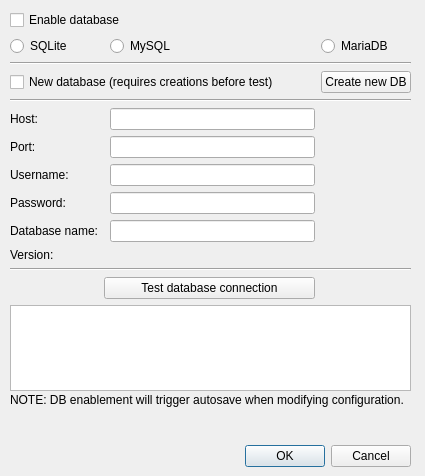
Qt form wadas/ui/qt/configure_db_dialog.ui (stefanodellosa-personal/WADAS) before a commit.
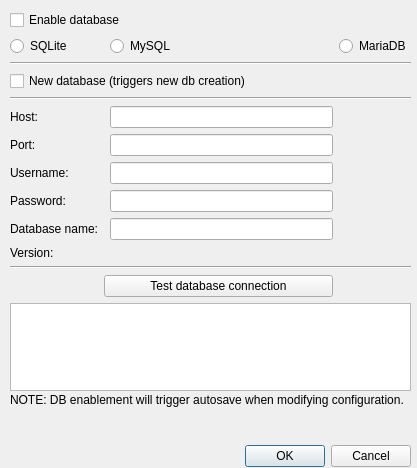
The same form after that commit.

Commit message:
Fix create_db feature when creating mysql or mariadb database (#132)
* Fix create_db with mysql or mariadb

* Upgraded version

The edit to the form file:
```diff
--- a/wadas/ui/qt/configure_db_dialog.ui
+++ b/wadas/ui/qt/configure_db_dialog.ui
@@ -6,8 +6,8 @@
    <rect>
     <x>0</x>
     <y>0</y>
-    <width>425</width>
-    <height>476</height>
+    <width>417</width>
+    <height>468</height>
    </rect>
   </property>
   <property name="windowTitle">
@@ -174,20 +174,6 @@
     <item row="8" column="2">
      <widget class="QLineEdit" name="lineEdit_db_port"/>
     </item>
-    <item row="5" column="3">
-     <widget class="QPushButton" name="pushButton_create_db">
-      <property name="text">
-       <string>Create new DB</string>
-      </property>
-     </widget>
-    </item>
-    <item row="5" column="0" colspan="3">
-     <widget class="QCheckBox" name="checkBox_new_db">
-      <property name="text">
-       <string>New database (requires creations before test)</string>
-      </property>
-     </widget>
-    </item>
     <item row="6" column="0" colspan="4">
      <widget class="Line" name="line_3">
       <property name="orientation">
@@ -202,6 +188,13 @@
       </property>
      </widget>
     </item>
+    <item row="5" column="0" colspan="4">
+     <widget class="QCheckBox" name="checkBox_new_db">
+      <property name="text">
+       <string>New database (triggers new db creation)</string>
+      </property>
+     </widget>
+    </item>
    </layout>
   </widget>
   <widget class="QLabel" name="label_error_2">
```
The commit also changes 4 other files.
